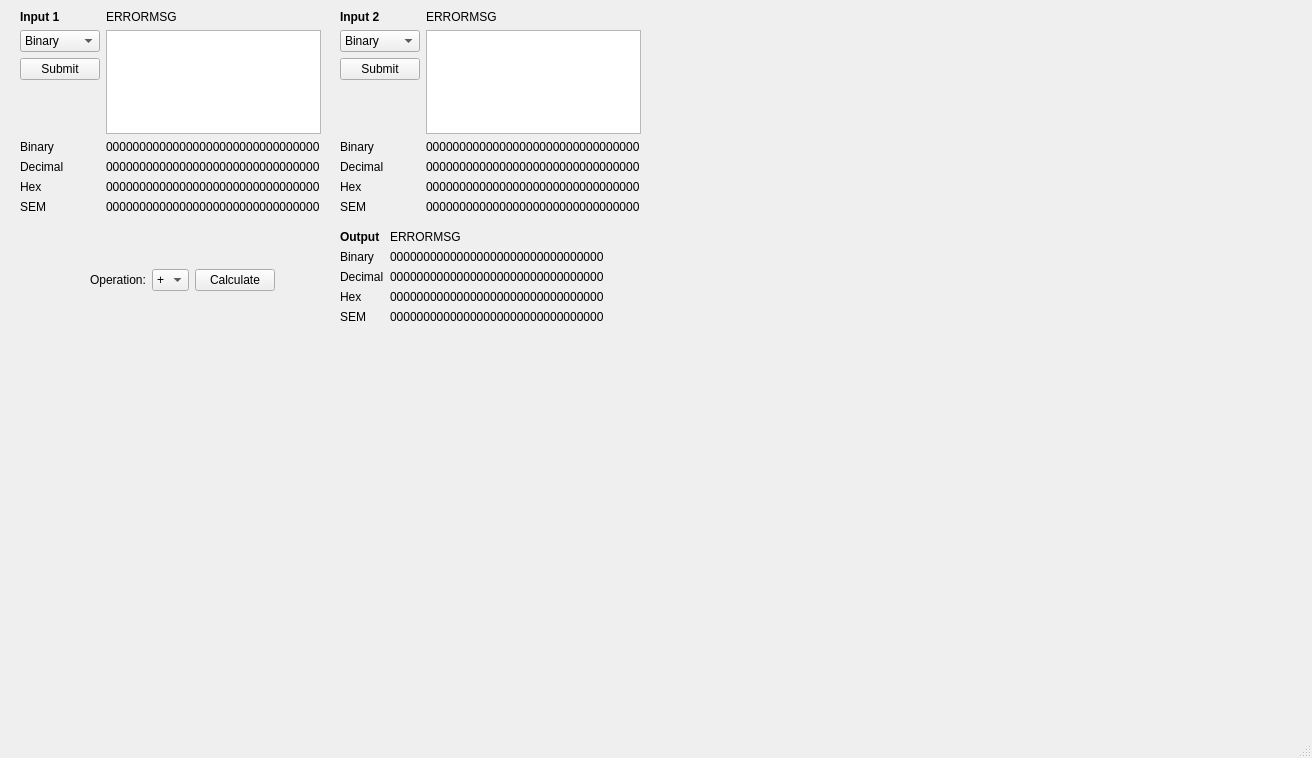
Above: mainwindow.ui from JoshuaMDykstra/SWEN-4342-Project before the change. Below: the same form after it.
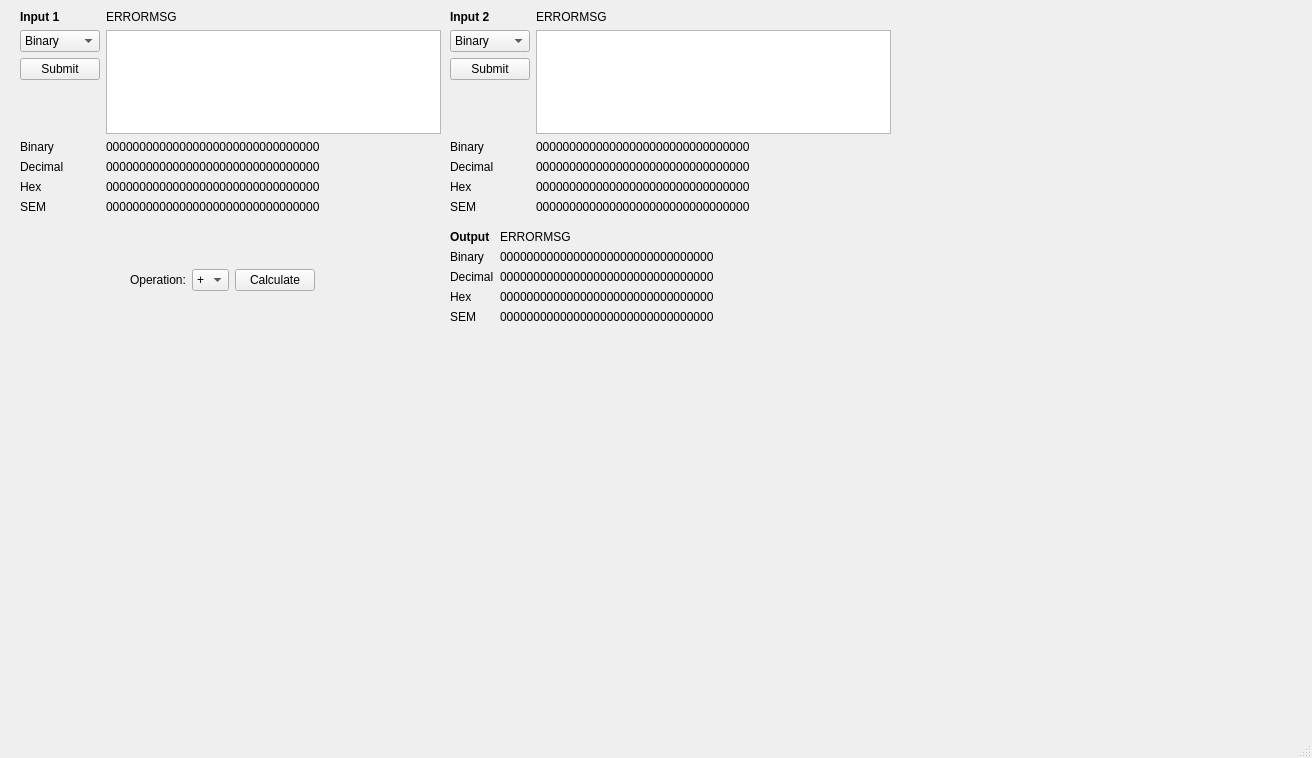
That is the form after the change.

Diff of the .ui file:
```diff
--- a/mainwindow.ui
+++ b/mainwindow.ui
@@ -19,7 +19,7 @@
      <rect>
       <x>20</x>
       <y>10</y>
-      <width>301</width>
+      <width>421</width>
       <height>204</height>
      </rect>
     </property>
@@ -137,9 +137,9 @@
    <widget class="QWidget" name="formLayoutWidget_2">
     <property name="geometry">
      <rect>
-      <x>340</x>
+      <x>450</x>
       <y>10</y>
-      <width>301</width>
+      <width>441</width>
       <height>204</height>
      </rect>
     </property>
@@ -257,9 +257,9 @@
    <widget class="QWidget" name="formLayoutWidget_3">
     <property name="geometry">
      <rect>
-      <x>340</x>
+      <x>450</x>
       <y>230</y>
-      <width>301</width>
+      <width>441</width>
       <height>111</height>
      </rect>
     </property>
@@ -339,7 +339,7 @@
    <widget class="QWidget" name="horizontalLayoutWidget">
     <property name="geometry">
      <rect>
-      <x>90</x>
+      <x>130</x>
       <y>240</y>
       <width>185</width>
       <height>80</height>
```
